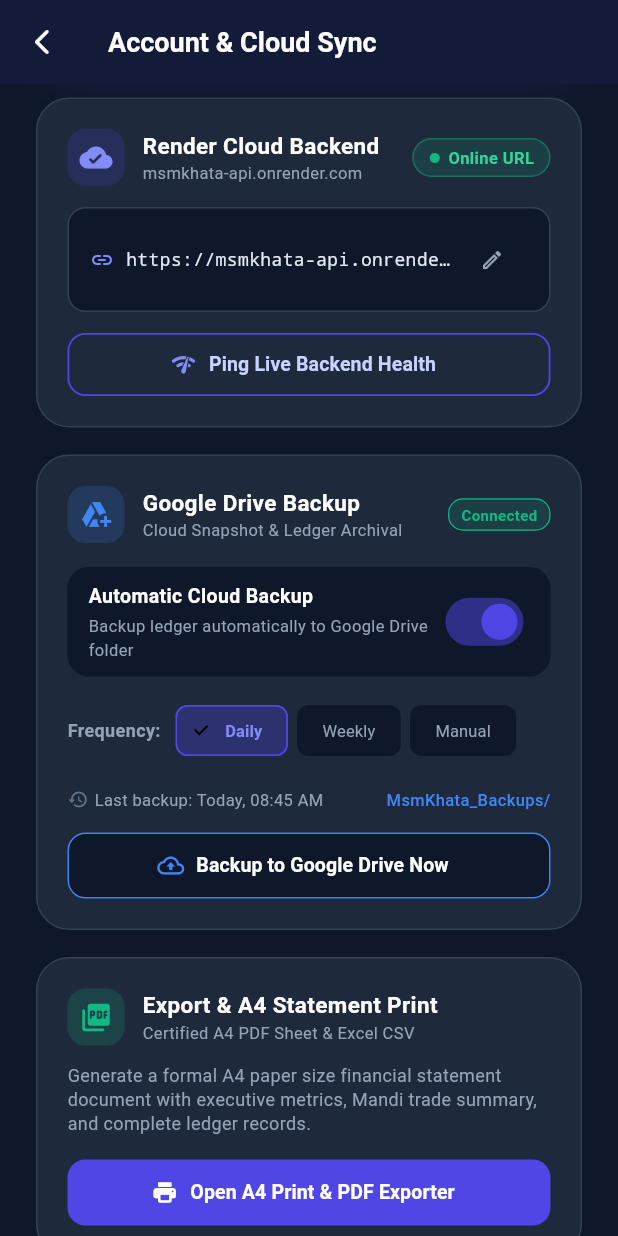
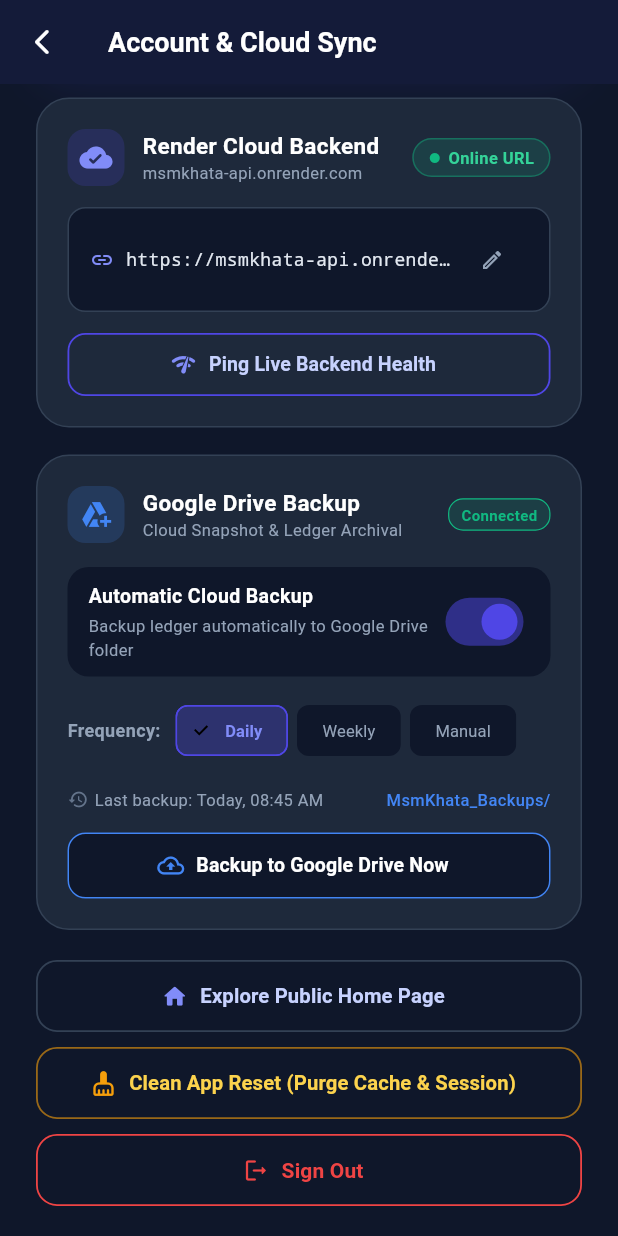
Before and after one commit to AttitudeTopHacker/msm-khata, a Flutter app: the AuthScreen screen opened directly, scrolled down 270 dp, on a phone screen of 412 x 824 dp. Run offline on Flutter 3.47's test engine with Material 3 defaults, Android fonts, the phone set to English and light mode, and no system bars; our stand-ins replace connectivity_plus, fl_chart, google_sign_in, pdf, printing, shared_preferences and 1 more; accounts and stored records are empty; network calls fail.

Commit message:
feat(core): restrict date picker to past/current dates, full editable payment updates, real Google Drive multi-format backup (JSON/Excel/PDF), and remove redundant profile export card v1.0.10

```diff
--- a/msmkhata_app/lib/screens/auth_screen.dart
+++ b/msmkhata_app/lib/screens/auth_screen.dart
@@ -9,7 +9,6 @@
 import '../services/auth_service.dart';
 import '../widgets/msm_shimmer_text.dart';
 import '../widgets/oauth_waiting_dialog.dart';
-import 'export_statement_screen.dart';
 import 'landing_screen.dart';
 
 class AuthScreen extends StatefulWidget {
@@ -391,10 +390,28 @@
   void _performDriveBackup() async {
     setState(() => _isBackingUp = true);
     try {
-      final txs = await ApiService.getTransactions();
-      await ApiService.getDashboardStats();
-      // Simulate/prepare Google Drive cloud snapshot upload
-      await Future.delayed(const Duration(milliseconds: 1200));
+      final session = AuthService.currentSession;
+      final providerToken = session?.providerToken;
+
+      if (providerToken == null || providerToken.isEmpty) {
+        if (!AuthService.isAuthenticated) {
+          throw Exception('Please sign in to your Google Account first to enable direct Google Drive cloud backup.');
+        } else {
+          throw Exception(
+            'Google Drive backup requires Google OAuth authorization. Please sign in with Google to sync backups directly to your Google Drive.',
+          );
+        }
+      }
+
+      final res = await ApiService.uploadBackupToGoogleDrive(
+        googleAccessToken: providerToken,
+        userId: AuthService.currentUserId,
+        includeExcel: true,
+        includePdf: true,
+      );
+
+      final uploaded = res['uploaded_files'] as List<dynamic>? ?? [];
+      final count = uploaded.length;
 
       if (mounted) {
         final nowStr = DateFormat('Today, hh:mm a').format(DateTime.now());
@@ -409,7 +426,7 @@
                 const SizedBox(width: 10),
                 Expanded(
                   child: Text(
-                    'Backup saved to Google Drive (MsmKhata_Backups/ • ${txs.length} entries)',
+                    'Backup uploaded to Google Drive folder "MsmKhata Backups" ($count files: JSON, Excel, PDF)',
                     style: const TextStyle(fontWeight: FontWeight.w600),
                   ),
                 ),
@@ -426,6 +443,7 @@
           SnackBar(
             content: Text('Backup failed: $e'),
             backgroundColor: const Color(0xFFEF4444),
+            duration: const Duration(seconds: 4),
           ),
         );
       }
@@ -574,11 +592,6 @@
 
         // 3. Google Drive Cloud Backup & Settings Card
         _buildGoogleDriveBackupCard(),
-
-        const SizedBox(height: 18),
-
-        // 3. Financial Statement & A4 PDF Print Card
-        _buildExportStatementCard(),
 
         const SizedBox(height: 20),
 
@@ -1066,76 +1079,6 @@
     );
   }
 
-  Widget _buildExportStatementCard() {
-    return Container(
-      padding: const EdgeInsets.all(20),
-      decoration: BoxDecoration(
-        color: const Color(0xFF1E293B),
-        borderRadius: BorderRadius.circular(22),
-        border: Border.all(color: const Color(0xFF334155), width: 1),
-      ),
-      child: Column(
-        crossAxisAlignment: CrossAxisAlignment.start,
-        children: [
-          Row(
-            children: [
-              Container(
-                padding: const EdgeInsets.all(8),
-                decoration: BoxDecoration(
-                  color: const Color(0xFF10B981).withOpacity(0.18),
-                  borderRadius: BorderRadius.circular(12),
-                ),
-                child: const Icon(Icons.picture_as_pdf_rounded, color: Color(0xFF10B981), size: 22),
-              ),
-              const SizedBox(width: 12),
-              Column(
-                crossAxisAlignment: CrossAxisAlignment.start,
-                children: const [
-                  Text(
-                    'Export & A4 Statement Print',
-                    style: TextStyle(color: Colors.white, fontWeight: FontWeight.bold, fontSize: 15),
-                  ),
-                  Text(
-                    'Certified A4 PDF Sheet & Excel CSV',
-                    style: TextStyle(color: Color(0xFF94A3B8), fontSize: 11),
-                  ),
-                ],
-              ),
-            ],
-          ),
-          const SizedBox(height: 12),
-          const Text(
-            'Generate a formal A4 paper size financial statement document with executive metrics, Mandi trade summary, and complete ledger records.',
-            style: TextStyle(color: Color(0xFF94A3B8), fontSize: 12, height: 1.35),
-          ),
-          const SizedBox(height: 16),
-          SizedBox(
-            width: double.infinity,
-            height: 44,
-            child: ElevatedButton.icon(
-              style: ElevatedButton.styleFrom(
-                backgroundColor: const Color(0xFF4F46E5),
-                foregroundColor: Colors.white,
-                shape: RoundedRectangleBorder(borderRadius: BorderRadius.circular(12)),
-                elevation: 0,
-              ),
-              onPressed: () {
-                Navigator.push(
-                  context,
-                  MaterialPageRoute(builder: (_) => const ExportStatementScreen()),
-                );
-              },
-              icon: const Icon(Icons.print_rounded, size: 18),
-              label: const Text(
-                'Open A4 Print & PDF Exporter',
-                style: TextStyle(fontSize: 13, fontWeight: FontWeight.bold),
-              ),
-            ),
-          ),
-        ],
-      ),
-    );
-  }
 
   Widget _buildSignInCard() {
     final isGoogleLoading = _loadingProvider == 'google';
--- a/msmkhata_app/lib/services/api_service.dart
+++ b/msmkhata_app/lib/services/api_service.dart
@@ -150,23 +150,33 @@
     throw Exception('Failed to record transaction');
   }
 
-  // 6. Update Transaction (Edit Date, Amount, Notes, etc.)
+  // 6. Update Transaction (Edit Date, Amount, Notes, Type, Person, Category, etc.)
   static Future<TransactionItem> updateTransaction({
     required String id,
+    String? type,
     double? amount,
     String? paymentMode,
     String? notes,
     String? transactionDate,
     String? dueDate,
     bool? isSettled,
+    String? personId,
+    String? categoryId,
+    String? accountId,
+    String? accountName,
   }) async {
     final payload = <String, dynamic>{
+      if (type != null) 'type': type,
       if (amount != null) 'amount': amount,
       if (paymentMode != null) 'payment_mode': paymentMode,
       if (notes != null) 'notes': notes,
       if (transactionDate != null) 'transaction_date': transactionDate,
       if (dueDate != null) 'due_date': dueDate,
       if (isSettled != null) 'is_settled': isSettled,
+      if (personId != null) 'person_id': personId,
+      if (categoryId != null) 'category_id': categoryId,
+      if (accountId != null) 'account_id': accountId,
+      if (accountName != null) 'account_name': accountName,
     };
 
     final res = await http.put(
@@ -278,4 +288,37 @@
     }
     throw Exception('Failed to download PDF report: ${res.statusCode}');
   }
+
+  // 11. Google Drive Cloud Backup (JSON, Excel .xlsx, PDF .pdf)
+  static Future<Map<String, dynamic>> uploadBackupToGoogleDrive({
+    required String googleAccessToken,
+    String? userId,
+    String? accountId,
+    String? accountName,
+    bool includeExcel = true,
+    bool includePdf = true,
+  }) async {
+    final aid = accountId ?? AccountService.activeAccountNotifier.value.id;
+    final aname = accountName ?? AccountService.activeAccountNotifier.value.name;
+    final payload = {
+      'google_access_token': googleAccessToken,
+      if (userId != null) 'user_id': userId,
+      'account_id': aid,
+      'account_name': aname,
+      'include_excel': includeExcel,
+      'include_pdf': includePdf,
+    };
+
+    final res = await http.post(
+      Uri.parse('$_base/backup/google-drive'),
+      headers: {'Content-Type': 'application/json'},
+      body: jsonEncode(payload),
+    );
+
+    if (res.statusCode == 200) {
+      return Map<String, dynamic>.from(jsonDecode(res.body));
+    }
+    final errorBody = res.body;
+    throw Exception('Google Drive upload failed: $errorBody');
+  }
 }
--- a/msmkhata_app/pubspec.yaml
+++ b/msmkhata_app/pubspec.yaml
@@ -1,7 +1,7 @@
 name: msmkhata_app
 description: "MsmKhata — Personal Financial Ledger & Tracker (msm.movin)"
 publish_to: 'none'
-version: 1.0.9+9
+version: 1.0.10+10
 
 environment:
   sdk: '>=3.0.0 <4.0.0'
```
Also changed, not shown: msmkhata_app/lib/screens/add_transaction_screen.dart (+15 -4 lines), msmkhata_app/lib/widgets/transaction_detail_sheet.dart (+6 -4 lines), 2 other files.
